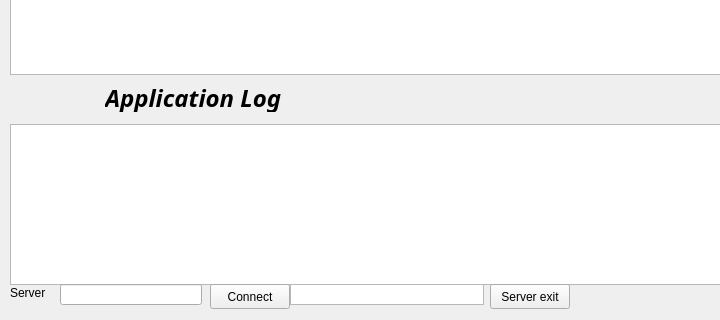
First picture: the form in Client/widget.ui, repository JosueSantamariaR/ITCR.DatosII.ProyectoI, before the edit; both pictures show x 0 to 720 and y 556 to 876 of the 852 by 876 pixel window.
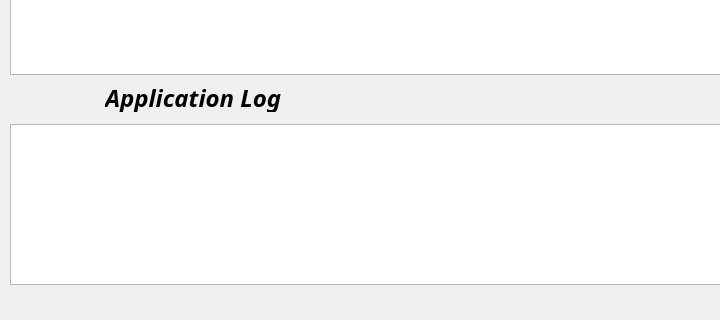
Second picture: the form after the edit.

Diff of the .ui file:
```diff
--- a/Client/widget.ui
+++ b/Client/widget.ui
@@ -331,19 +331,6 @@
     <string>Ps</string>
    </property>
   </widget>
-  <widget class="QLabel" name="server">
-   <property name="geometry">
-    <rect>
-     <x>10</x>
-     <y>840</y>
-     <width>44</width>
-     <height>17</height>
-    </rect>
-   </property>
-   <property name="text">
-    <string>Server</string>
-   </property>
-  </widget>
   <widget class="QLabel" name="label_4">
    <property name="geometry">
     <rect>
@@ -381,19 +368,6 @@
     <number>75</number>
    </property>
   </widget>
-  <widget class="QPushButton" name="exit">
-   <property name="geometry">
-    <rect>
-     <x>490</x>
-     <y>840</y>
-     <width>80</width>
-     <height>25</height>
-    </rect>
-   </property>
-   <property name="text">
-    <string>Server exit</string>
-   </property>
-  </widget>
   <widget class="QWidget" name="layoutWidget">
    <property name="geometry">
     <rect>
@@ -433,39 +407,6 @@
     </item>
    </layout>
   </widget>
-  <widget class="QPushButton" name="connect">
-   <property name="geometry">
-    <rect>
-     <x>210</x>
-     <y>840</y>
-     <width>80</width>
-     <height>25</height>
-    </rect>
-   </property>
-   <property name="text">
-    <string>Connect</string>
-   </property>
-  </widget>
-  <widget class="QLineEdit" name="servertex">
-   <property name="geometry">
-    <rect>
-     <x>60</x>
-     <y>840</y>
-     <width>142</width>
-     <height>21</height>
-    </rect>
-   </property>
-  </widget>
-  <widget class="QListWidget" name="listWidget">
-   <property name="geometry">
-    <rect>
-     <x>290</x>
-     <y>840</y>
-     <width>194</width>
-     <height>21</height>
-    </rect>
-   </property>
-  </widget>
   <widget class="QPushButton" name="pushButton_19">
    <property name="geometry">
     <rect>
```
